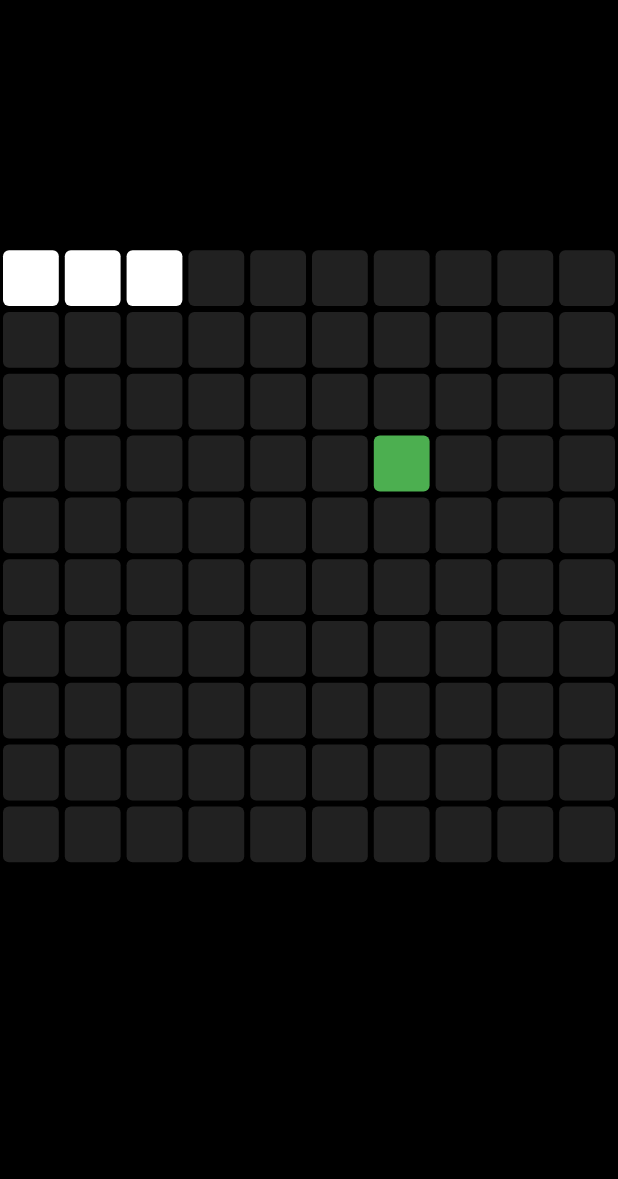
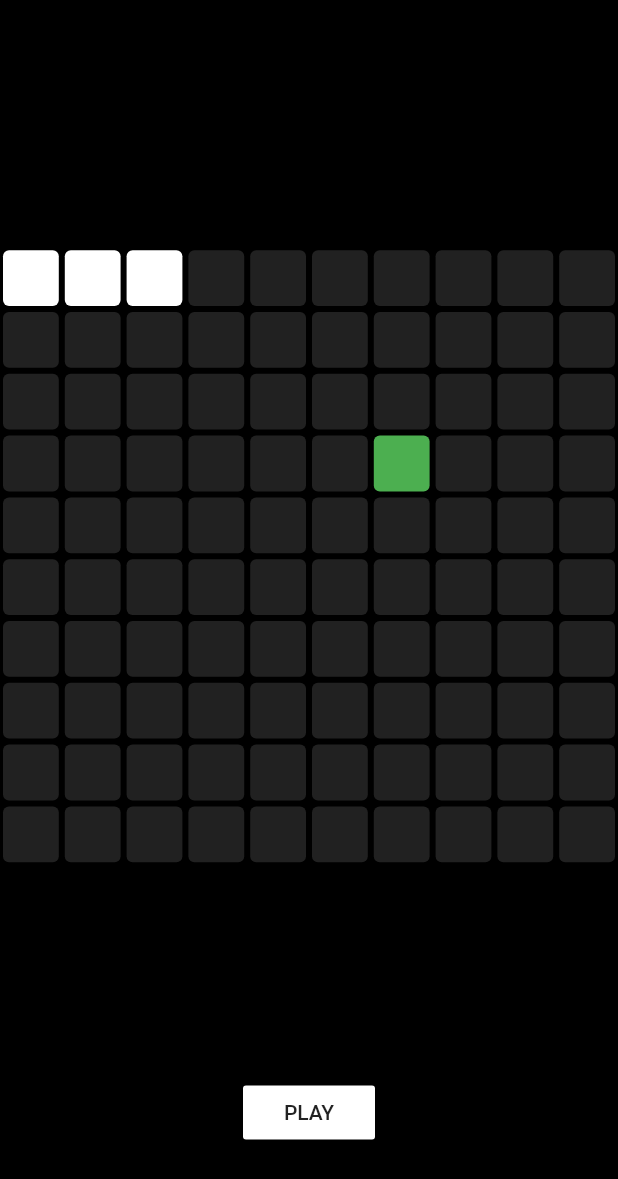
Before and after one commit to RahimCml/snake_game_flutter, a Flutter app: the screen it shows after launch, on a phone screen of 412 x 824 dp. Shown: the top 1179 px of the screen. Run offline on Flutter 3.47's test engine with Material 2 defaults, Android fonts, the phone set to English and light mode, and no system bars.

Commit message:
Create the Play button to move the snake

```diff
--- a/lib/home_page.dart
+++ b/lib/home_page.dart
@@ -1,3 +1,4 @@
+import 'dart:async';
 import 'package:flutter/material.dart';
 import 'package:snake_game/blank_pixel_style.dart';
 
@@ -16,6 +17,16 @@ class _HomePageState extends State<HomePage> {
   List<int> snakePosition = [0, 1, 2];
 
   int foodPosition = 36;
+
+  void startGame() {
+    Timer.periodic( const Duration(milliseconds: 300), (timer) {
+      setState(() {
+        snakePosition.add(snakePosition.last + 1);
+
+        snakePosition.removeAt(0);
+      });
+    });
+  }
 
 
   @override
@@ -48,7 +59,13 @@ class _HomePageState extends State<HomePage> {
             )),
 
           //play button
-          Expanded(child: Container(),),
+          Expanded(child: Center(
+            child: MaterialButton(
+              child: const Text('PLAY'),
+              color: Colors.white,
+              onPressed:() => startGame(),
+            ),
+          ),),
         ],
       ),
     );
```
